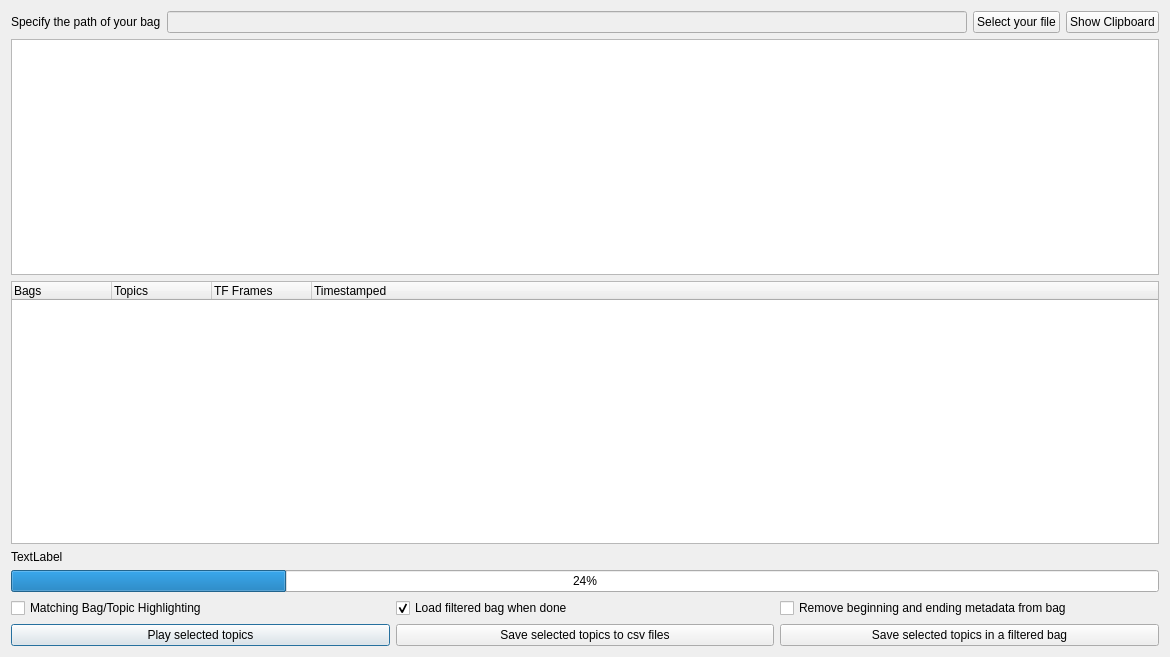
First picture: the form in ui/bag_filter.ui, repository uf-reef-avl/BagGetFilter, before the edit.
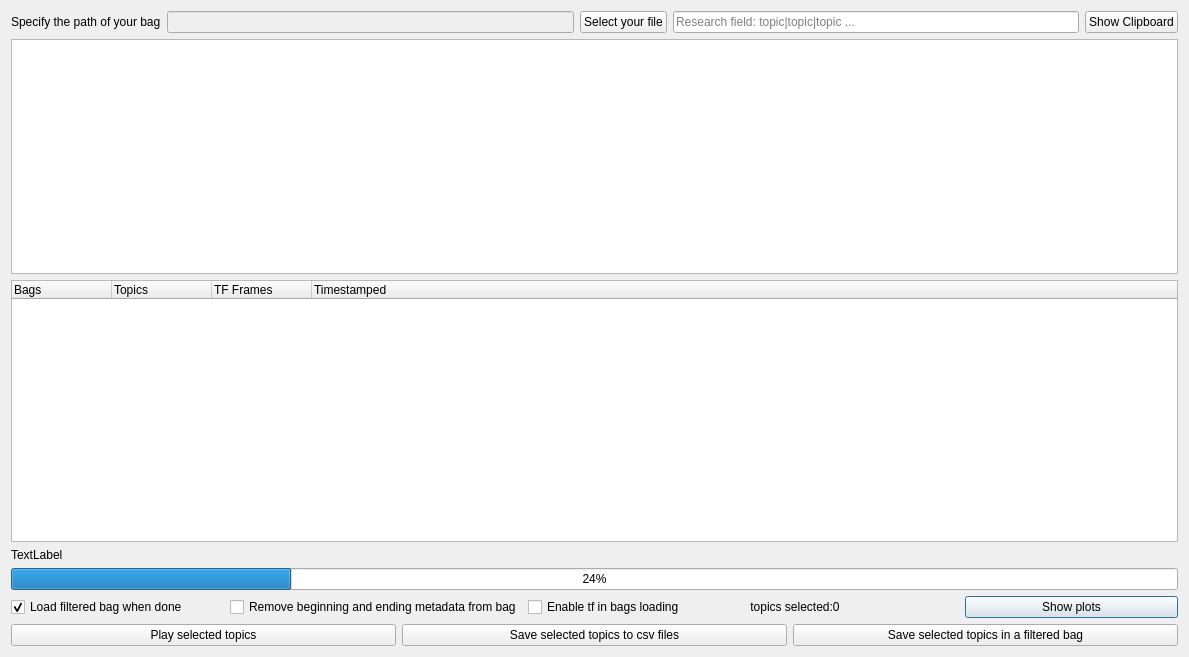
Second picture: the form after the edit.

Commit message: [DEV] adding plots

The edit to the form file:
```diff
--- a/ui/bag_filter.ui
+++ b/ui/bag_filter.ui
@@ -6,7 +6,7 @@
    <rect>
     <x>0</x>
     <y>0</y>
-    <width>1170</width>
+    <width>1189</width>
     <height>657</height>
    </rect>
   </property>
@@ -16,13 +16,6 @@
   <layout class="QGridLayout" name="gridLayout">
    <item row="10" column="0">
     <layout class="QHBoxLayout" name="horizontalLayout_4">
-     <item>
-      <widget class="QCheckBox" name="checkCrossSelection">
-       <property name="text">
-        <string>Matching Bag/Topic Highlighting</string>
-       </property>
-      </widget>
-     </item>
      <item>
       <widget class="QCheckBox" name="checkLoad">
        <property name="text">
@@ -43,6 +36,27 @@
        </property>
       </widget>
      </item>
+     <item>
+      <widget class="QCheckBox" name="checkEnableTF">
+       <property name="text">
+        <string>Enable tf in bags loading</string>
+       </property>
+      </widget>
+     </item>
+     <item>
+      <widget class="QLabel" name="label_topics_selected">
+       <property name="text">
+        <string> topics selected:0</string>
+       </property>
+      </widget>
+     </item>
+     <item>
+      <widget class="QPushButton" name="buttonPlots">
+       <property name="text">
+        <string>Show plots</string>
+       </property>
+      </widget>
+     </item>
     </layout>
    </item>
    <item row="11" column="0">
@@ -95,6 +109,19 @@
          </property>
         </widget>
        </item>
+       <item>
+        <widget class="QLineEdit" name="lineResearch">
+         <property name="inputMask">
+          <string/>
+         </property>
+         <property name="text">
+          <string/>
+         </property>
+         <property name="placeholderText">
+          <string>Research field: topic|topic|topic ...</string>
+         </property>
+        </widget>
+       </item>
        <item>
         <widget class="QPushButton" name="buttonClipboard">
          <property name="text">
```
Left out of the diff: 3 changed lines with no effect on the pictures. The commit also changes 3 other files.
